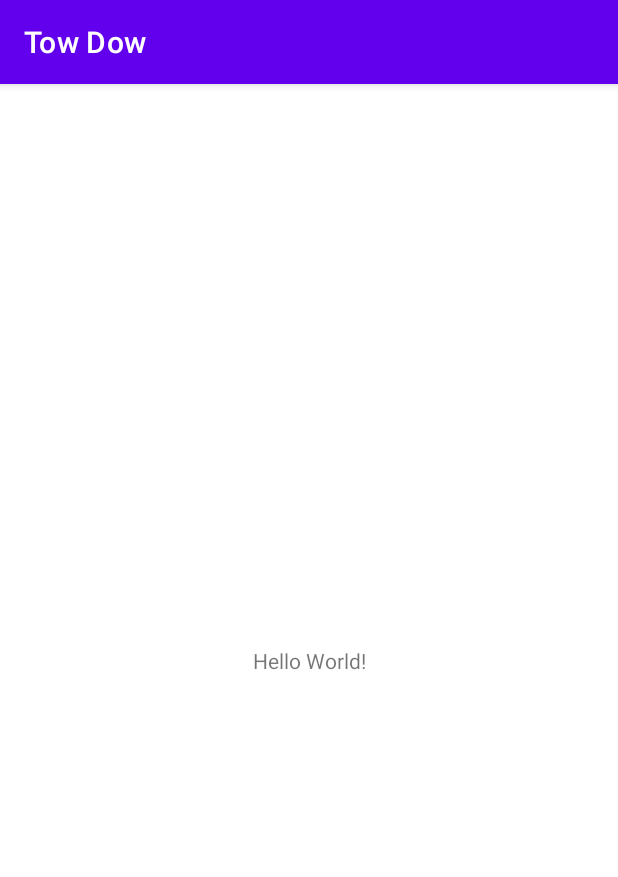
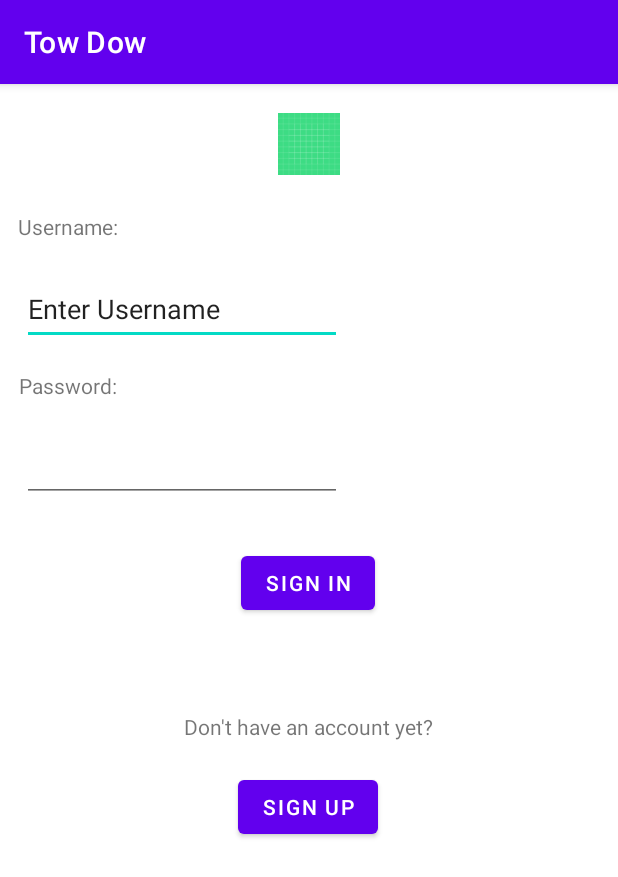
Before and after one commit to sticksung/Tow-Dow, an Android app: the screen it shows after launch (MainActivity), on a phone screen of 412 x 824 dp. Shown: the top 877 px of the screen. Run offline under Robolectric (Android 15) with nearby library versions, the phone set to English and light mode, and no system bars.

Commit message:
Login Fragment Layout Added

```diff
--- a/app/src/main/res/layout/activity_main.xml
+++ b/app/src/main/res/layout/activity_main.xml
@@ -6,13 +6,11 @@
     android:layout_height="match_parent"
     tools:context=".MainActivity">
 
-    <TextView
-        android:layout_width="wrap_content"
-        android:layout_height="wrap_content"
-        android:text="Hello World!"
-        app:layout_constraintBottom_toBottomOf="parent"
-        app:layout_constraintLeft_toLeftOf="parent"
-        app:layout_constraintRight_toRightOf="parent"
-        app:layout_constraintTop_toTopOf="parent" />
-
+    <androidx.fragment.app.FragmentContainerView
+        android:id="@+id/fragmentContainerView"
+        android:name="androidx.navigation.fragment.NavHostFragment"
+        android:layout_width="match_parent"
+        android:layout_height="match_parent"
+        app:defaultNavHost="true"
+        app:navGraph="@navigation/nav_graph" />
 </androidx.constraintlayout.widget.ConstraintLayout>
--- a/app/src/main/res/layout/login_fragment.xml
+++ b/app/src/main/res/layout/login_fragment.xml
@@ -1,14 +1,115 @@
 <?xml version="1.0" encoding="utf-8"?>
 <FrameLayout xmlns:android="http://schemas.android.com/apk/res/android"
+    xmlns:app="http://schemas.android.com/apk/res-auto"
     xmlns:tools="http://schemas.android.com/tools"
     android:layout_width="match_parent"
     android:layout_height="match_parent"
     tools:context=".LoginFragment">
 
-    <!-- TODO: Update blank fragment layout -->
-    <TextView
+    <androidx.constraintlayout.widget.ConstraintLayout
         android:layout_width="match_parent"
-        android:layout_height="match_parent"
-        android:text="@string/hello_blank_fragment" />
+        android:layout_height="match_parent">
 
+        <ImageView
+            android:id="@+id/tow_dow_image"
+            android:layout_width="140dp"
+            android:layout_height="41dp"
+            android:layout_marginStart="135dp"
+            android:layout_marginTop="19dp"
+            android:layout_marginEnd="136dp"
+            android:src="@drawable/ic_launcher_background"
+            app:layout_constraintEnd_toEndOf="parent"
+            app:layout_constraintStart_toStartOf="parent"
+            app:layout_constraintTop_toTopOf="parent" />
+
+        <TextView
+            android:id="@+id/username_text"
+            android:layout_width="wrap_content"
+            android:layout_height="wrap_content"
+            android:layout_marginStart="16dp"
+            android:layout_marginTop="85dp"
+            android:layout_marginEnd="337dp"
+            android:text="@string/username"
+            app:layout_constraintEnd_toEndOf="parent"
+            app:layout_constraintStart_toStartOf="parent"
+            app:layout_constraintTop_toTopOf="parent" />
+
+        <EditText
+            android:id="@+id/username_enter"
+            android:layout_width="wrap_content"
+            android:layout_height="wrap_content"
+            android:layout_marginStart="16dp"
+            android:layout_marginTop="21dp"
+            android:layout_marginEnd="185dp"
+            android:ems="10"
+            android:inputType="textPersonName"
+            android:minHeight="48dp"
+            android:text="@string/enter_username"
+            app:layout_constraintEnd_toEndOf="parent"
+            app:layout_constraintStart_toStartOf="parent"
+            app:layout_constraintTop_toBottomOf="@+id/username_text" />
+
+        <TextView
+            android:id="@+id/password_text"
+            android:layout_width="wrap_content"
+            android:layout_height="wrap_content"
+            android:layout_marginStart="16dp"
+            android:layout_marginTop="17dp"
+            android:layout_marginEnd="337dp"
+            android:text="@string/password"
+            app:layout_constraintEnd_toEndOf="parent"
+            app:layout_constraintStart_toStartOf="parent"
+            app:layout_constraintTop_toBottomOf="@+id/username_enter" />
+
+        <EditText
+            android:id="@+id/password_enter"
+            android:layout_width="wrap_content"
+            android:layout_height="wrap_content"
+            android:layout_marginStart="16dp"
+            android:layout_marginTop="20dp"
+            android:layout_marginEnd="185dp"
+            android:ems="10"
+            android:inputType="textPassword"
+            android:minHeight="48dp"
+            app:layout_constraintEnd_toEndOf="parent"
+            app:layout_constraintStart_toStartOf="parent"
+            app:layout_constraintTop_toBottomOf="@+id/password_text" />
+
+        <Button
+            android:id="@+id/signin_button"
+            android:layout_width="wrap_content"
+            android:layout_height="wrap_content"
+            android:layout_marginStart="158dp"
+            android:layout_marginTop="30dp"
+            android:layout_marginEnd="159dp"
+            android:text="@string/sign_in"
+            app:layout_constraintEnd_toEndOf="parent"
+            app:layout_constraintStart_toStartOf="parent"
+            app:layout_constraintTop_toBottomOf="@+id/password_enter" />
+
+        <TextView
+            android:id="@+id/no_account_text"
+            android:layout_width="wrap_content"
+            android:layout_height="wrap_content"
+            android:layout_marginStart="176dp"
+            android:layout_marginTop="62dp"
+            android:layout_marginEnd="177dp"
+            android:text="@string/don_t_have_an_account_yet"
+            app:layout_constraintEnd_toEndOf="parent"
+            app:layout_constraintStart_toStartOf="parent"
+            app:layout_constraintTop_toBottomOf="@+id/signin_button" />
+
+        <Button
+            android:id="@+id/signup_button"
+            android:layout_width="wrap_content"
+            android:layout_height="wrap_content"
+            android:layout_marginStart="158dp"
+            android:layout_marginTop="20dp"
+            android:layout_marginEnd="159dp"
+            android:text="@string/sign_up"
+            app:layout_constraintEnd_toEndOf="parent"
+            app:layout_constraintStart_toStartOf="parent"
+            app:layout_constraintTop_toBottomOf="@+id/no_account_text" />
+
+    </androidx.constraintlayout.widget.ConstraintLayout>
 </FrameLayout>
--- a/app/src/main/res/values/strings.xml
+++ b/app/src/main/res/values/strings.xml
@@ -2,4 +2,10 @@
     <string name="app_name">Tow Dow</string>
     <!-- TODO: Remove or change this placeholder text -->
     <string name="hello_blank_fragment">Hello blank fragment</string>
+    <string name="username">Username:</string>
+    <string name="enter_username">Enter Username</string>
+    <string name="password">Password:</string>
+    <string name="sign_in">SIGN IN</string>
+    <string name="don_t_have_an_account_yet">Don\'t have an account yet?</string>
+    <string name="sign_up">SIGN UP</string>
 </resources>
```
